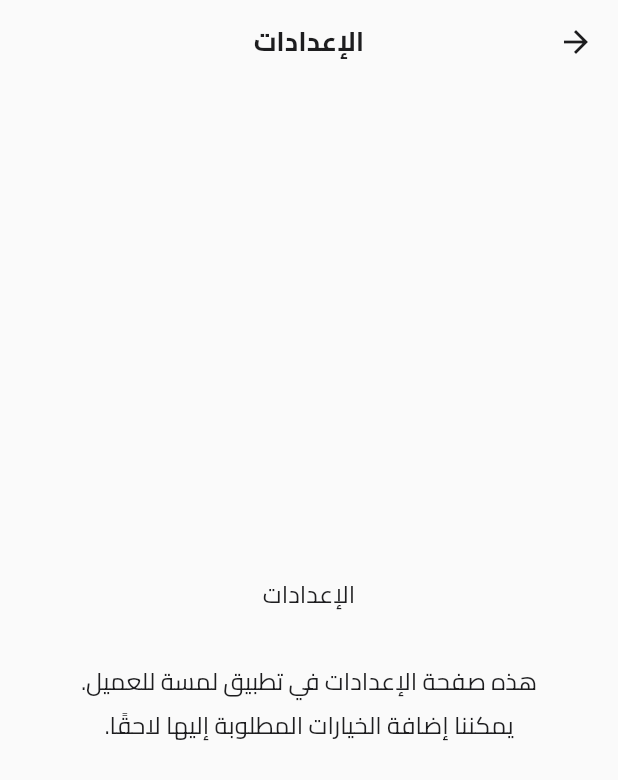
After one commit to ppqqmmcc737084-ui/lamsa-customer, a Flutter app: the screen it shows after launch, item 4 of the bottom bar chosen, after a tap on "الإعدادات", on a phone screen of 412 x 824 dp. The commit adds this screen. Shown: the top 780 px of the screen. Run offline on Flutter 3.47's test engine with Material 3 defaults, Android fonts, the phone set to English and light mode, and no system bars; our stand-ins replace cached_network_image, carousel_slider, cloud_firestore, firebase_auth, firebase_core, flutter_rating_bar and 1 more; missing offline and left inert: onesignal_flutter; accounts and stored records are empty; network calls fail.

Commit message:
Fix customer settings navigation

```diff
--- a/lamsa_customer/lib/screens/profile/profile_screen.dart
+++ b/lamsa_customer/lib/screens/profile/profile_screen.dart
@@ -2,6 +2,7 @@ import 'package:flutter/material.dart';
 import '../../core/theme/app_theme.dart';
 import '../orders/my_orders_screen.dart';
 import '../notifications/notifications_screen.dart';
+import 'settings_screen.dart';
 
 class ProfileScreen extends StatelessWidget {
   const ProfileScreen({super.key});
@@ -26,7 +27,15 @@ class ProfileScreen extends StatelessWidget {
             onTap: () => Navigator.push(context, MaterialPageRoute(builder: (_) => const NotificationsScreen())),
             child: _menuItem(Icons.notifications_outlined, 'الإشعارات'),
           ),
-          _menuItem(Icons.settings_outlined, 'الإعدادات'),
+          GestureDetector(
+            onTap: () => Navigator.push(
+              context,
+              MaterialPageRoute(
+                builder: (_) => const SettingsScreen(),
+              ),
+            ),
+            child: _menuItem(Icons.settings_outlined, 'الإعدادات'),
+          ),
           _menuItem(Icons.help_outline_rounded, 'المساعدة والدعم'),
         ],
       ),
--- /dev/null
+++ b/lamsa_customer/lib/screens/profile/settings_screen.dart
@@ -0,0 +1,29 @@
+import 'package:flutter/material.dart';
+
+class SettingsScreen extends StatelessWidget {
+  const SettingsScreen({super.key});
+
+  @override
+  Widget build(BuildContext context) {
+    return Scaffold(
+      appBar: AppBar(
+        title: const Text('الإعدادات'),
+      ),
+      body: const Center(
+        child: Padding(
+          padding: EdgeInsets.all(24),
+          child: Text(
+            'الإعدادات\n\n'
+            'هذه صفحة الإعدادات في تطبيق لمسة للعميل.\n'
+            'يمكننا إضافة الخيارات المطلوبة إليها لاحقًا.',
+            textAlign: TextAlign.center,
+            style: TextStyle(
+              fontSize: 16,
+              height: 1.8,
+            ),
+          ),
+        ),
+      ),
+    );
+  }
+}
```
